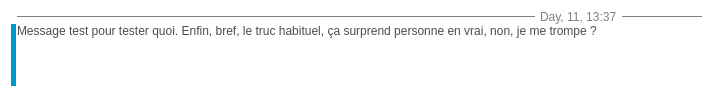
This is ui/MainWindow/messageReceived.ui in PaulEcoffet/Nex-yu-computer as Qt 5 draws it before an edit. The edited form follows.
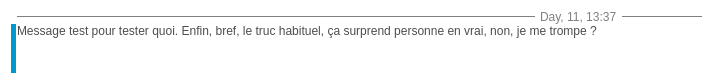
This is the edited form. Icons and pictures are not drawn.

Patch:
```diff
--- a/ui/MainWindow/messageReceived.ui
+++ b/ui/MainWindow/messageReceived.ui
@@ -7,7 +7,7 @@
     <x>0</x>
     <y>0</y>
     <width>707</width>
-    <height>89</height>
+    <height>76</height>
    </rect>
   </property>
   <property name="sizePolicy">
```
